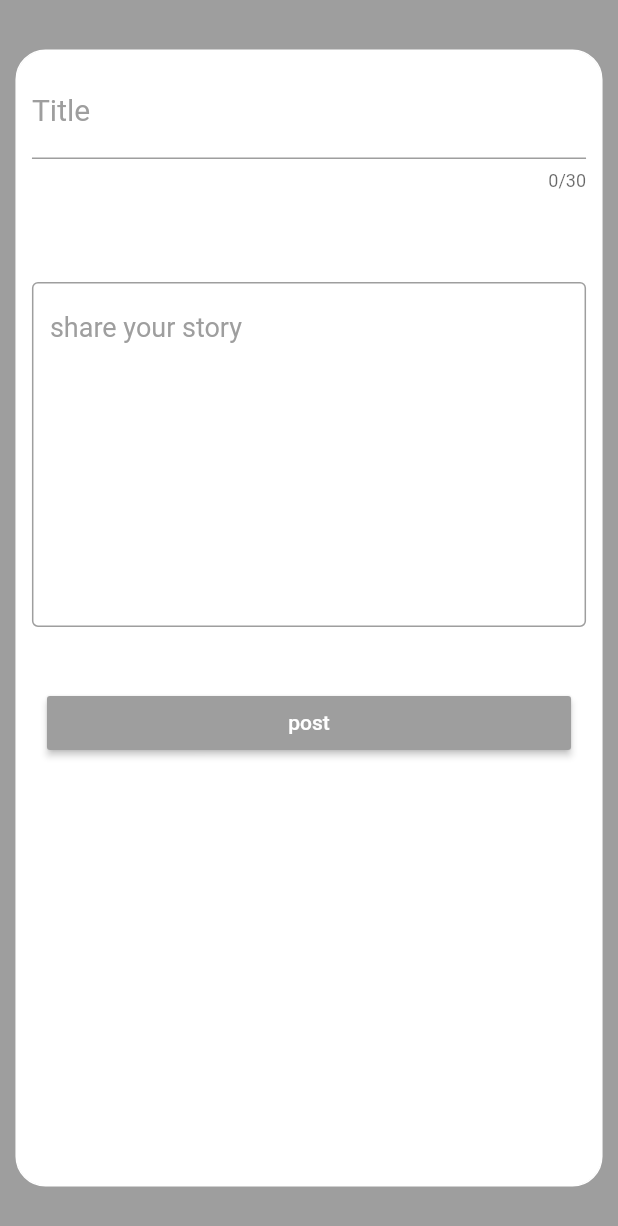
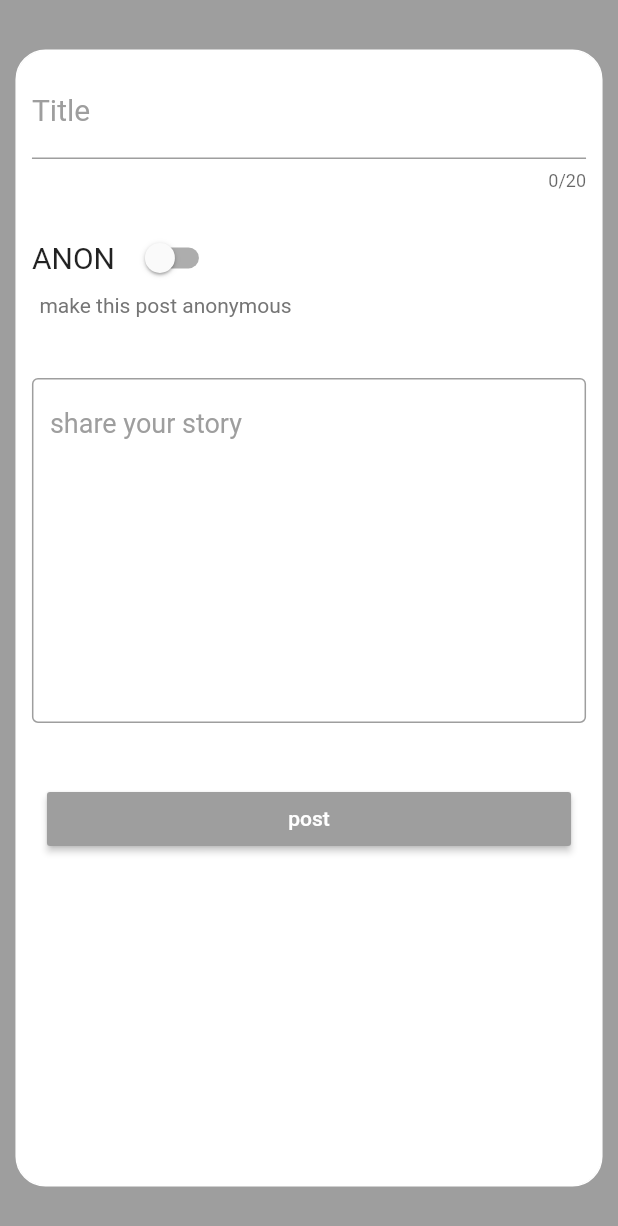
Before and after one commit to Health-Social/app_guru, a Flutter app: the TextUploadPage screen opened directly with empty values, on a phone screen of 412 x 824 dp. Shown: the top 1226 px of the screen. Run offline on Flutter 3.47's test engine with Material 2 defaults, Android fonts, the light colour scheme and no system bars; our stand-ins replace flutter_rating; Roboto replaces fonts that are missing (myriad-pro-lights).

Commit message:
fix rating system

```diff
--- a/lib/pages/upload pages/text.dart
+++ b/lib/pages/upload pages/text.dart
@@ -10,6 +10,9 @@ import '../../post types/collection.dart';
 import '../../users/full_bio.dart';
 import '../../post types/text_post.dart';
 
+// widgets
+import '../../widgets/post_elements/anonymous.dart';
+
 class TextUploadPage extends StatefulWidget {
   final Color _colour;
   final Function addPost;
@@ -21,9 +24,10 @@ class TextUploadPage extends StatefulWidget {
 
 class _TextUploadPageState extends State<TextUploadPage> {
   String _title;
-  String _subTitle;
   String _description;
+  bool _anon = false;
   String _tag = 'Tag could be for data collection/structure, UI';
+
   UserDetails _userDetails = UserDetails(
     userId: '@ZachWolpe87',
     userEmail: 'dummy@dummy.com',
@@ -33,6 +37,7 @@ class _TextUploadPageState extends State<TextUploadPage> {
     userBio: '22 year old South African, staying healthy',
     userFullBio: FullBio(title: 'full bio in hrerre'),
   );
+
   // how to get existing collections?
   Collection _collection = Collection(
       colour: Colors.amber[800],
@@ -45,20 +50,18 @@ class _TextUploadPageState extends State<TextUploadPage> {
     // Text field (function and design)
     return Container(
       padding: EdgeInsets.all(10),
-      child: TextFormField(
-        onFieldSubmitted: (text) {
-          if (_text == 'Title') {
+      child: TextField(
+        onChanged: (text) {
+          setState(() {
             _title = text;
-          } else if (_text == 'subtitle') {
-            _subTitle = text;
-          }
+          });
         },
-        validator: (value) {
-          if (value.isEmpty) {
-            return 'please enter a title';
-          }
-        },
-        maxLength: 30,
+        // validator: (value) {
+        //   if (value.isEmpty) {
+        //     return 'please enter a title';
+        //   }
+        // },
+        maxLength: 20,
         // cursorColor: Colors.grey,
         //  cursorWidth: 1,
         decoration: InputDecoration(
@@ -78,7 +81,9 @@ class _TextUploadPageState extends State<TextUploadPage> {
       child: TextField(
         maxLines: 10,
         onChanged: (text) {
+          setState(() {
             _description = text;
+          });
         },
         cursorColor: Colors.grey,
         cursorWidth: 1,
@@ -100,22 +105,51 @@ class _TextUploadPageState extends State<TextUploadPage> {
       child: RaisedButton(
         onPressed: () {
           // create the new post
-          final TextPost _newPost = TextPost(
+          TextPost _newPost = TextPost(
               title: _title,
               description: _description,
-              userDetails: _userDetails);
+              userDetails: _userDetails,
+              anonymous: _anon);
+          print(_newPost);
           // add post to list
           widget.addPost(_newPost);
-          // Navigator.push(context,
-          // MaterialPageRoute(
-          //   builder: (BuildContext context) =>
-          //   MyApp()
-          //  )
-          //  );
+          Navigator.pushReplacement(context,
+              MaterialPageRoute(builder: (BuildContext context) => MyApp()));
         },
         color: widget._colour,
         child: Text('post', style: TextStyle(color: Colors.white)),
       ),
+    );
+  }
+
+  Widget _anonSwitch() {
+    // switch to make anonymous
+    return Column(
+      children: <Widget>[
+        Row(
+          children: <Widget>[
+            AnonymousTag(),
+            Switch(
+              onChanged: (anon) {
+                setState(() {
+                  _anon = anon;
+                });
+              },
+              value: _anon,
+              activeColor: widget._colour,
+            ),
+            Expanded(child: Container()),
+          ],
+        ),
+        Row(
+          children: <Widget>[
+            SizedBox(width: 15),
+            Text('make this post anonymous',
+                style: TextStyle(color: Colors.grey[600])),
+            Expanded(child: Container()),
+          ],
+        )
+      ],
     );
   }
 
@@ -136,17 +170,17 @@ class _TextUploadPageState extends State<TextUploadPage> {
               border: Border.all(color: Colors.white),
               borderRadius: BorderRadius.circular(20),
             ),
-            child:
-              Form(
+            child: Form(
               child: ListView(children: [
-
-
                 _titleFormField('Title', 20),
-              SizedBox(height: 40),
+                SizedBox(height: 10),
+                _anonSwitch(),
+                SizedBox(height: 30),
                 descriptionTextField(),
                 SizedBox(height: 10),
                 _postButton(),
-            ]), ),
+              ]),
+            ),
           ),
         ),
       ),
--- a/lib/post display/full post card/text.dart
+++ b/lib/post display/full post card/text.dart
@@ -7,27 +7,30 @@ import '../../widgets/post_elements/post_title.dart';
 import '../../widgets/post_elements/profile_pic_circle.dart';
 import '../../widgets/post_elements/collection_tag.dart';
 import '../../widgets/post_elements/interact.dart';
+import '../../widgets/post_elements/anonymous.dart';
 
 class TextPostFull extends StatelessWidget {
   final TextPost _post;
 
   TextPostFull(this._post);
 
-
   @override
   Widget build(BuildContext context) {
     return Scaffold(
-      body:  ListView(
+      body: ListView(
         children: <Widget>[
-          Column(children: <Widget>[
+          Column(
+            children: <Widget>[
               SizedBox(height: 20),
               Stack(
                 children: <Widget>[
                   Container(
                     // Profile Picture
                     alignment: Alignment.topLeft,
-                  child:
-                      ProfilePicCircle(_post.userDetails.userProfilePicture)),
+                    child: _post.anonymous == false
+                        ? ProfilePicCircle(_post.userDetails.userProfilePicture)
+                        : SizedBox(height: 60),
+                  ),
                   Container(
                       // title
                       margin: EdgeInsets.only(top: 15.0, right: 15.0),
@@ -35,7 +38,8 @@ class TextPostFull extends StatelessWidget {
                       child: PostTitle(_post.title)),
                 ],
               ),
-          ],),
+            ],
+          ),
           Container(
               // text description
               margin: EdgeInsets.symmetric(horizontal: 15.0),
@@ -45,7 +49,14 @@ class TextPostFull extends StatelessWidget {
           Row(
             children: <Widget>[
               SizedBox(width: 25.0),
-              Text(_post.userDetails.userName),
+              _post.anonymous == false
+                  ? Text(
+                      _post.userDetails.userName,
+                      style: TextStyle(
+                          fontFamily: 'myriad-pro-light',
+                          fontWeight: FontWeight.w900,
+                          fontSize: 20),      )
+                  : AnonymousTag(full: true),
               Expanded(child: Container()),
               Interact(_post, 1),
               SizedBox(width: 15.0),
--- a/lib/post display/home page card/text.dart
+++ b/lib/post display/home page card/text.dart
@@ -8,6 +8,7 @@ import '../../widgets/post_elements/post_description.dart';
 import '../../widgets/post_elements/profile_pic_circle.dart';
 import '../../widgets/post_elements/collection_tag.dart';
 import '../../widgets/post_elements/interact.dart';
+import '../../widgets/post_elements/anonymous.dart';
 
 class TextPostHomePage extends StatelessWidget {
   final TextPost _post;
@@ -21,16 +22,19 @@ class TextPostHomePage extends StatelessWidget {
       children: <Widget>[
         Row(
           children: <Widget>[
-            ProfilePicCircle(_post.userDetails.userProfilePicture),
+            _post.anonymous == false
+              ? ProfilePicCircle(_post.userDetails.userProfilePicture)
+              : SizedBox(height: 45), // AnonymousTag(),
             Expanded(child: Container()),
             PostTitle(_post.title),
-            Expanded(child: Container()),
-            SizedBox(width: 10),
+             SizedBox(width: 5),
+            _post.collection != null
+              ? CollectionTag(_post.collection.title, _post.collection.colour, small: true)
+              : Container(),
+            SizedBox(width: 5),
           ],
         ),
-        Container(
-            // text description
-            child: PostDescription(_post.description)),
+        PostDescription(_post.description),
         SizedBox(height: 5),
         Interact(_post, 3),
       ],
--- a/lib/post types/text_post.dart
+++ b/lib/post types/text_post.dart
@@ -8,20 +8,22 @@ class TextPost {
   final UserDetails userDetails;
   final String title;
   final String description;
-  final List<Map<String, String>> comments;
+  List<Map<String, String>> comments;
   // location
   // share each others posts???
-  final List<Map> ratings;
-  final bool hasViewed; // NA
+  List<Map> ratings;
+  List<Map> hasViewed; // NA
   final Collection collection;
+  final bool anonymous; // option to keep post anonymous
 
   TextPost({
     @required this.userDetails,
     @required this.title,
     @required this.description,
-    this.hasViewed = false,
+    this.hasViewed,
     this.ratings,
     this.comments,
     this.collection,
+    this.anonymous = false,
   });
 }
--- /dev/null
+++ b/lib/widgets/post_elements/anonymous.dart
@@ -0,0 +1,21 @@
+import 'package:flutter/material.dart';
+
+class AnonymousTag extends StatelessWidget {
+  final bool full;
+
+  AnonymousTag({this.full = false});
+
+  @override
+  Widget build(BuildContext context) {
+    return Container(
+      margin: EdgeInsets.all(10),
+      child: Text(
+        full ? 'ANONYMOUS' : 'ANON',
+        style: TextStyle(
+          fontFamily: 'myriad-pro-lights',
+          fontSize: 20,
+        ),
+      ),
+    );
+  }
+}
--- a/lib/widgets/post_elements/interact.dart
+++ b/lib/widgets/post_elements/interact.dart
@@ -19,9 +19,14 @@ class Interact extends StatefulWidget {
 class _InteractState extends State<Interact> {
   bool _dropDown = false;
   double _currentIndex;
-  double _averageRating = 3.5;
+  double _averageRating;
   double _myRating = 0;
   // add function to replace post when LIKED, UNLIKED
+
+  Widget _addRatingToList() {
+    // delete post and create new post
+    // create once live data
+  }
 
   Widget _dropDownExpand() {
     // drop down button
@@ -73,6 +78,7 @@ class _InteractState extends State<Interact> {
     Widget _listTile(int index) {
       // view ratings
       if (_currentIndex == 0) {
+        if (widget._post.rating != null) {
           return ListTile(
             title: Text(widget._post.ratings[index]['userid']),
             trailing: Container(
@@ -81,16 +87,24 @@ class _InteractState extends State<Interact> {
                 size: 25,
                 starCount: 6,
                 color: Colors.black54,
-            rating:
-                double.parse(widget._post.ratings[index]['rating'].toString()),
+                rating: double.parse(
+                    widget._post.ratings[index]['rating'].toString()),
               ),
             ),
           );
-      } if (_currentIndex == 1) {
+        } else {
+          return Center(child: Text('no ratings yet'));
+        }
+      }
+      if (_currentIndex == 1) {
+        if (widget._post.comments != null) {
           return ListTile(
             subtitle: Text(widget._post.comments[index]['id']),
             title: Text(widget._post.comments[index]['comment']),
           );
+        } else {
+          return Center(child: Text('no comments yet!'));
+        }
       } else {
         return Container();
       }
@@ -103,8 +117,10 @@ class _InteractState extends State<Interact> {
           height: 500,
           child: ListView.builder(
             itemCount: _currentIndex == 0
-              ? widget._post.ratings.length
-              : widget._post.comments.length,
+                ? widget._post.ratings != null ? widget._post.ratings.length : 1
+                : widget._post.comments.length != null
+                    ? widget._post.comments.length
+                    : 1,
             itemBuilder: (BuildContext context, int index) {
               return Column(
                 children: <Widget>[
@@ -187,7 +203,19 @@ class _InteractState extends State<Interact> {
   }
 
   Widget _starRating() {
-    // the star rating function
+    double _calculateAverage() {
+      // calculate average, may have latency issues once we scale
+      // try cloud functions
+      if (widget._post.ratings != null) {
+        double _calc = 0;
+        for (int i = 0; i < widget._post.ratings.length; i++) {
+          _calc = _calc + widget._post.ratings[i]['rating'];
+        }
+        return _averageRating = _calc / widget._post.ratings.length;
+      } else {
+        return 0;
+      }
+    }
 
     return Row(
       children: <Widget>[
@@ -199,7 +227,7 @@ class _InteractState extends State<Interact> {
               borderColor: Colors.black54,
               size: 35,
               starCount: 6,
-              rating: _averageRating,
+              rating: _calculateAverage(),
               onRatingChanged: (rating) {
                 setState(() {
                   // recalculate average rating
@@ -224,7 +252,9 @@ class _InteractState extends State<Interact> {
         Column(
           children: <Widget>[
             SizedBox(height: 15),
-            Text('${widget._post.ratings.length} ratings'),
+            widget._post.ratings != null
+                ? Text('${widget._post.ratings.length} ratings')
+                : Text('0 ratings'),
           ],
         ),
         SizedBox(width: 15),
```
Also changed, not shown: lib/main.dart (+18 -4 lines). Lines whose indentation alone changed are shown as unchanged.
